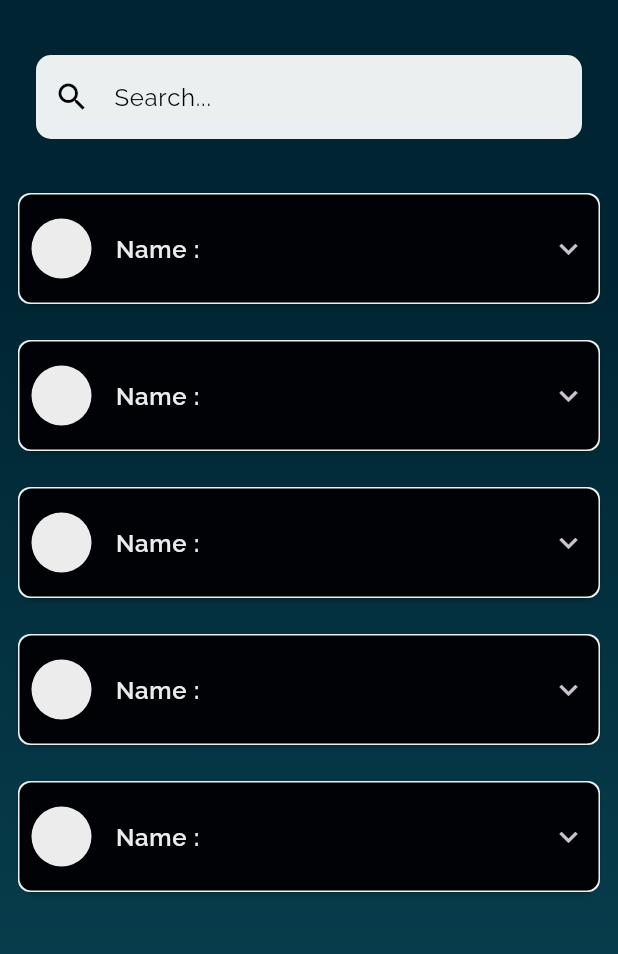
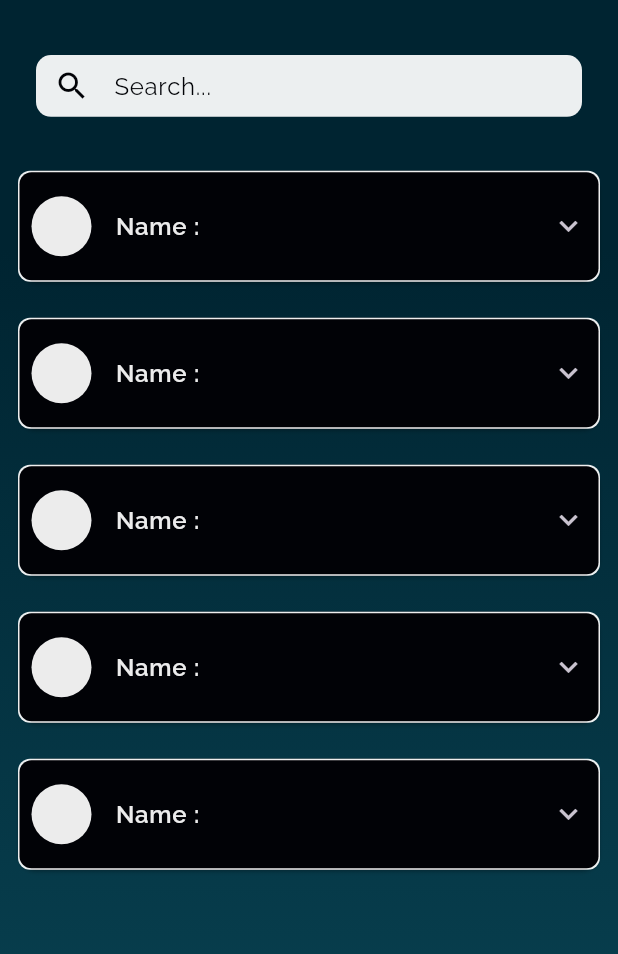
Before and after one commit to team-envision/ManagementApp, a Flutter app: the screen it shows after launch, on a phone screen of 412 x 824 dp, the part 65-1019 px from its top. Run offline on Flutter 3.47's test engine with Material 3 defaults, Android fonts, the phone set to English and light mode, and no system bars; our stand-ins replace get, get_storage, google_fonts.

Commit message:
changes to the search bar has been done

```diff
--- a/lib/app/modules/teamAttendance/views/team_attendance_view.dart
+++ b/lib/app/modules/teamAttendance/views/team_attendance_view.dart
@@ -12,6 +12,8 @@ class TeamAttendanceView extends GetView<TeamAttendanceController> {
   @override
 
   Widget build(BuildContext context) {
+    double screenWidth = MediaQuery.of(context).size.width;
+    double screenHeight = MediaQuery.of(context).size.height;
     return Scaffold(
         appBar: AppBar(
           leading: IconButton(
@@ -41,9 +43,12 @@ class TeamAttendanceView extends GetView<TeamAttendanceController> {
               Container(
                 child: Padding(
                   padding: const EdgeInsets.symmetric(horizontal: 24, vertical: 24),
+                  child: SizedBox(
+                    height: screenHeight * 0.05,
+                    width: screenWidth,
                     child: TextField(
                       style: GoogleFonts.raleway(textStyle: TextStyle(color: Get.theme.colorLevel0)),
-                    decoration: InputDecoration(
+                      decoration: InputDecoration(contentPadding: EdgeInsets.all(2),
                         prefixIcon: Icon(Icons.search, color: Get.theme.colorLevel0),
                         hintText: 'Search...',
                         hintStyle: GoogleFonts.raleway(textStyle: TextStyle(color: Get.theme.colorLevel0)),
@@ -52,6 +57,7 @@ class TeamAttendanceView extends GetView<TeamAttendanceController> {
                         border: OutlineInputBorder(
                           borderSide: BorderSide.none,
                           borderRadius: BorderRadius.circular(10),
+                        ),
                       ),
                     ),
                   ),
```
Lines whose indentation alone changed are shown as unchanged.
